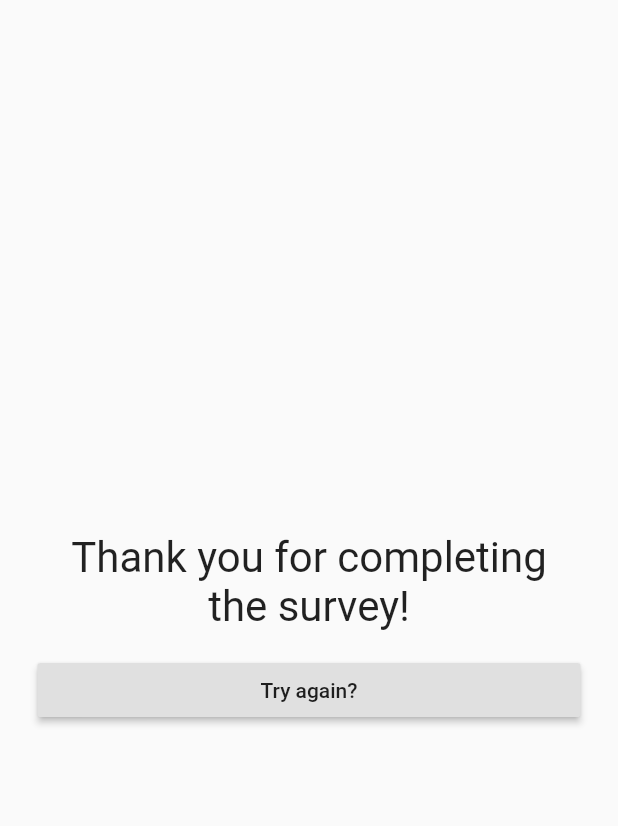
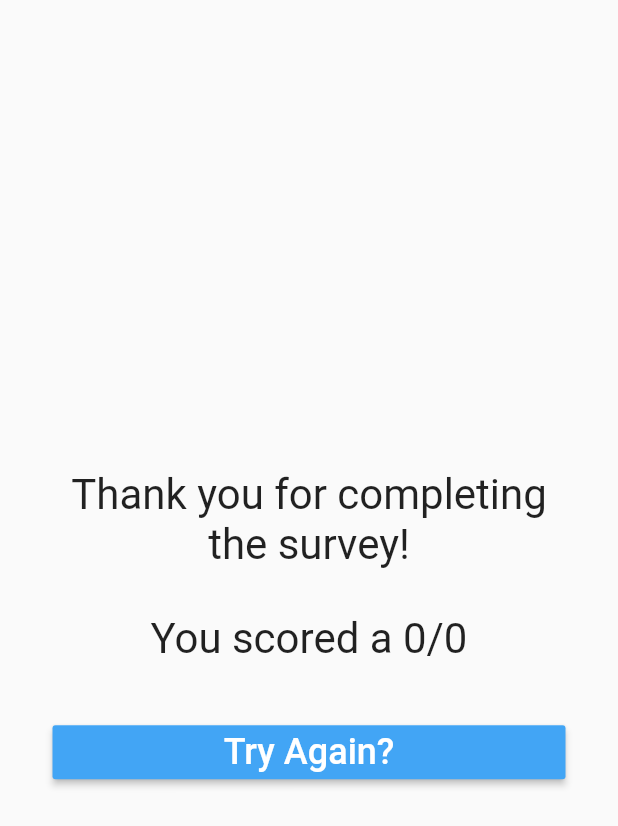
Before and after one commit to uzair-ashraf/flutter-playground, a Flutter app: the Completed widget shown alone on an empty page, opened directly with empty values, on a phone screen of 412 x 824 dp. Shown: the top 826 px of the screen. Run offline on Flutter 3.47's test engine with Material 2 defaults, Android fonts, the phone set to English and light mode, and no system bars.

Commit message:
added total score at the end

```diff
--- a/lib/completed.dart
+++ b/lib/completed.dart
@@ -2,7 +2,13 @@ import 'package:flutter/material.dart';
 
 class Completed extends StatelessWidget {
   final Function handlePress;
-  Completed(this.handlePress);
+  final int totalScore;
+  final int questionCount;
+  Completed(this.handlePress, this.totalScore, this.questionCount);
+  String get score {
+    return this.totalScore.toString() + '/' + this.questionCount.toString();
+  }
+
   @override
   Widget build(BuildContext ctx) {
     return Container(
@@ -21,10 +27,24 @@ class Completed extends StatelessWidget {
               textAlign: TextAlign.center,
             ),
           ),
-          RaisedButton(
-            child: Text('Try again?'),
-            onPressed: this.handlePress,
-          )
+          Padding(
+            padding: EdgeInsets.all(15),
+            child: Text(
+              'You scored a ' + score,
+              style: TextStyle(fontSize: 28),
+              textAlign: TextAlign.center,
+            ),
+          ),
+          Container(
+            margin: EdgeInsets.fromLTRB(10, 20, 10, 0),
+            width: double.infinity,
+            child: RaisedButton(
+              child: Text('Try Again?',
+                  style: TextStyle(fontSize: 24, color: Colors.white)),
+              onPressed: this.handlePress,
+              color: Colors.blue[400],
+            ),
+          ),
         ],
       ),
       // ),
--- a/lib/main.dart
+++ b/lib/main.dart
@@ -10,40 +10,52 @@ class App extends StatefulWidget {
 }
 
 class _AppState extends State<App> {
-  int questionIndex = 0;
-  final List<Map> questionKey = [
+  int _questionIndex = 0;
+  int _totalScore = 0;
+  bool _isPressed = false;
+  final List<Map> _questionKey = [
     {
       'question': 'What is your name?',
       'answers': [
-        'Uzair',
-        'Rosey',
-        'Chris'
+        {'text': 'Uzair', 'isCorrect': true},
+        {'text': 'Rosey', 'isCorrect': false},
+        {'text': 'Chris', 'isCorrect': false}
       ]
     },
     {
       'question': 'What is your age?',
       'answers': [
-        '26',
-        '22',
-        '45'
+        {'text': '42', 'isCorrect': false},
+        {'text': '26', 'isCorrect': true},
+        {'text': '12', 'isCorrect': false}
       ]
     },
     {
       'question': 'Who is your waifu?',
       'answers': [
-        'Taiga',
-        'Shinobu',
-        'Chika'
+        {'text': 'Taiga', 'isCorrect': false},
+        {'text': 'Chika', 'isCorrect': true},
+        {'text': 'Hinata', 'isCorrect': false}
       ]
     },
   ];
 
-  void _handlePressed() {
-    setState(() => questionIndex++);
+  void _handlePressed(bool isCorrect) {
+    Future.delayed(const Duration(milliseconds: 1500), () {
+      setState(() {
+        _questionIndex++;
+        _isPressed = false;
+        if(isCorrect) _totalScore++;
+      });
+    });
+    setState(() => this._isPressed = true);
     print('Pressed!');
   }
   void _handleCompletedSurvey() {
-    setState(() => questionIndex = 0);
+    setState(() {
+      _questionIndex = 0;
+      _totalScore = 0;
+    });
   }
   @override
   Widget build(BuildContext ctx) {
@@ -52,12 +64,13 @@ class _AppState extends State<App> {
         appBar: AppBar(
           title: Text('Quizzerino'),
         ),
-        body: this.questionKey.length == this.questionIndex
-        ? Completed(this._handleCompletedSurvey)
+        body: this._questionKey.length == this._questionIndex
+        ? Completed(this._handleCompletedSurvey, this._totalScore, this._questionKey.length)
         : Quiz(
-          this.questionKey[this.questionIndex]['question'],
-          this.questionKey[this.questionIndex]['answers'],
-          this._handlePressed
+          this._questionKey[this._questionIndex]['question'],
+          this._questionKey[this._questionIndex]['answers'],
+          this._handlePressed,
+          this._isPressed
         )
       ),
     );
```
Also changed, not shown: lib/answer.dart (+14 -5 lines), lib/quiz-container.dart (+14 -8 lines).
